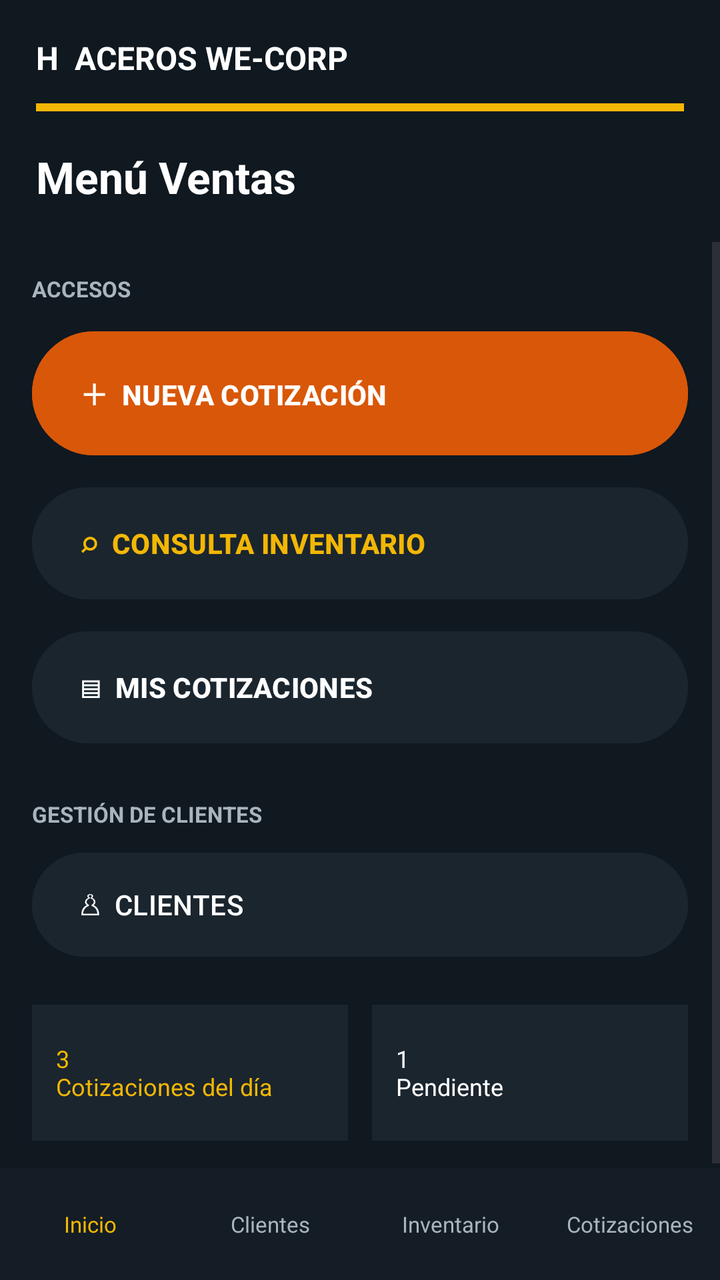
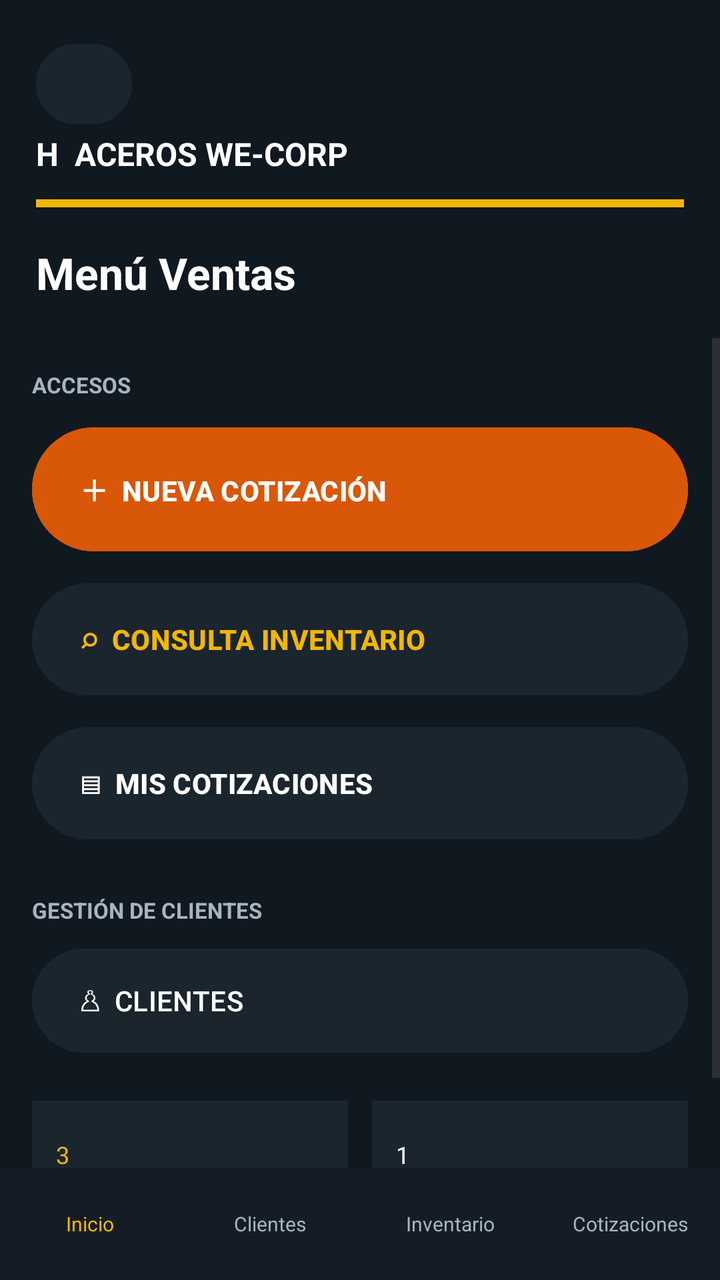

Compare the two renders of this Android layout. The source of the first and the diff that turns it into the second are given below.
<!-- AndroidManifest.xml: application theme Theme.Aceroswecorp -->
<!-- res/layout/activity_menu_ventas.xml -->
<?xml version="1.0" encoding="utf-8"?>
<LinearLayout xmlns:android="http://schemas.android.com/apk/res/android"
    android:layout_width="match_parent"
    android:layout_height="match_parent"
    android:background="#101820"
    android:orientation="vertical">

    <LinearLayout
        android:layout_width="match_parent"
        android:layout_height="wrap_content"
        android:background="#101820"
        android:orientation="vertical"
        android:padding="18dp">

        <TextView
            android:layout_width="wrap_content"
            android:layout_height="wrap_content"
            android:text="H  ACEROS WE-CORP"
            android:textColor="#FFFFFF"
            android:textSize="16sp"
            android:textStyle="bold" />

        <TextView
            android:layout_width="match_parent"
            android:layout_height="4dp"
            android:layout_marginTop="12dp"
            android:background="#F2B705" />

        <TextView
            android:layout_width="match_parent"
            android:layout_height="wrap_content"
            android:layout_marginTop="18dp"
            android:text="Menú Ventas"
            android:textColor="#FFFFFF"
            android:textSize="22sp"
            android:textStyle="bold" />
    </LinearLayout>

    <ScrollView
        android:layout_width="match_parent"
        android:layout_height="0dp"
        android:layout_weight="1">

        <LinearLayout
            android:layout_width="match_parent"
            android:layout_height="wrap_content"
            android:orientation="vertical"
            android:padding="16dp">

            <TextView
                android:layout_width="match_parent"
                android:layout_height="wrap_content"
                android:text="ACCESOS"
                android:textColor="#AAB4BC"
                android:textSize="11sp"
                android:textStyle="bold" />

            <Button
                android:id="@+id/button_new_quote"
                android:layout_width="match_parent"
                android:layout_height="70dp"
                android:layout_marginTop="10dp"
                android:backgroundTint="#D95708"
                android:gravity="start|center_vertical"
                android:text="＋  NUEVA COTIZACIÓN"
                android:textColor="#FFFFFF"
                android:textStyle="bold" />

            <Button
                android:id="@+id/button_inventory"
                android:layout_width="match_parent"
                android:layout_height="64dp"
                android:layout_marginTop="8dp"
                android:backgroundTint="#1B252E"
                android:gravity="start|center_vertical"
                android:text="⌕  CONSULTA INVENTARIO"
                android:textColor="#F2B705"
                android:textStyle="bold" />

            <Button
                android:id="@+id/button_my_quotes"
                android:layout_width="match_parent"
                android:layout_height="64dp"
                android:layout_marginTop="8dp"
                android:backgroundTint="#1B252E"
                android:gravity="start|center_vertical"
                android:text="▤  MIS COTIZACIONES"
                android:textColor="#FFFFFF"
                android:textStyle="bold" />

            <TextView
                android:layout_width="match_parent"
                android:layout_height="wrap_content"
                android:layout_marginTop="24dp"
                android:text="GESTIÓN DE CLIENTES"
                android:textColor="#AAB4BC"
                android:textSize="11sp"
                android:textStyle="bold" />

            <Button
                android:id="@+id/button_clients"
                android:layout_width="match_parent"
                android:layout_height="60dp"
                android:layout_marginTop="8dp"
                android:backgroundTint="#1B252E"
                android:gravity="start|center_vertical"
                android:text="♙  CLIENTES"
                android:textColor="#FFFFFF" />

            <LinearLayout
                android:layout_width="match_parent"
                android:layout_height="wrap_content"
                android:layout_marginTop="20dp"
                android:orientation="horizontal">

                <TextView
                    android:layout_width="0dp"
                    android:layout_height="68dp"
                    android:layout_marginEnd="6dp"
                    android:layout_weight="1"
                    android:background="#1B252E"
                    android:gravity="center_vertical"
                    android:padding="12dp"
                    android:text="3\nCotizaciones del día"
                    android:textColor="#F2B705"
                    android:textSize="12sp" />

                <TextView
                    android:layout_width="0dp"
                    android:layout_height="68dp"
                    android:layout_marginStart="6dp"
                    android:layout_weight="1"
                    android:background="#1B252E"
                    android:gravity="center_vertical"
                    android:padding="12dp"
                    android:text="1\nPendiente"
                    android:textColor="#FFFFFF"
                    android:textSize="12sp" />
            </LinearLayout>
        </LinearLayout>
    </ScrollView>

    <LinearLayout
        android:layout_width="match_parent"
        android:layout_height="56dp"
        android:background="#141D25"
        android:gravity="center"
        android:orientation="horizontal">

        <TextView android:id="@+id/nav_inicio" android:layout_width="0dp" android:layout_height="match_parent" android:layout_weight="1" android:gravity="center" android:text="Inicio" android:textColor="#F2B705" android:textSize="11sp" />
        <TextView android:id="@+id/nav_clientes" android:layout_width="0dp" android:layout_height="match_parent" android:layout_weight="1" android:gravity="center" android:text="Clientes" android:textColor="#AAB4BC" android:textSize="11sp" />
        <TextView android:id="@+id/nav_inventario" android:layout_width="0dp" android:layout_height="match_parent" android:layout_weight="1" android:gravity="center" android:text="Inventario" android:textColor="#AAB4BC" android:textSize="11sp" />
        <TextView android:id="@+id/nav_cotizaciones" android:layout_width="0dp" android:layout_height="match_parent" android:layout_weight="1" android:gravity="center" android:text="Cotizaciones" android:textColor="#AAB4BC" android:textSize="11sp" />
    </LinearLayout>
</LinearLayout>
<!-- resources referenced by this layout -->
<resources>
  <style name="Theme.Aceroswecorp" parent="Base.Theme.Aceroswecorp" />
  <style name="Base.Theme.Aceroswecorp" parent="Theme.Material3.DayNight.NoActionBar">
          
          
      </style>
</resources>

<!-- the commit's change to res/layout/activity_menu_ventas.xml (unified diff, before → after) -->
@@ -11,6 +11,16 @@
         android:background="#101820"
         android:orientation="vertical"
         android:padding="18dp">
+
+        <Button
+            android:id="@+id/screen_back"
+            android:layout_width="48dp"
+            android:layout_height="48dp"
+            android:backgroundTint="#1B252E"
+            android:contentDescription="@string/back"
+            android:text="@string/back_arrow"
+            android:textColor="#FFFFFF"
+            android:textSize="24sp" />
 
         <TextView
             android:layout_width="wrap_content"
@@ -147,9 +157,9 @@
         android:gravity="center"
         android:orientation="horizontal">
 
-        <TextView android:id="@+id/nav_inicio" android:layout_width="0dp" android:layout_height="match_parent" android:layout_weight="1" android:gravity="center" android:text="Inicio" android:textColor="#F2B705" android:textSize="11sp" />
-        <TextView android:id="@+id/nav_clientes" android:layout_width="0dp" android:layout_height="match_parent" android:layout_weight="1" android:gravity="center" android:text="Clientes" android:textColor="#AAB4BC" android:textSize="11sp" />
-        <TextView android:id="@+id/nav_inventario" android:layout_width="0dp" android:layout_height="match_parent" android:layout_weight="1" android:gravity="center" android:text="Inventario" android:textColor="#AAB4BC" android:textSize="11sp" />
-        <TextView android:id="@+id/nav_cotizaciones" android:layout_width="0dp" android:layout_height="match_parent" android:layout_weight="1" android:gravity="center" android:text="Cotizaciones" android:textColor="#AAB4BC" android:textSize="11sp" />
+        <TextView android:id="@+id/nav_inicio" android:layout_width="0dp" android:layout_height="match_parent" android:layout_weight="1" android:gravity="center" android:text="Inicio" android:textColor="#F2B705" android:textSize="10sp" />
+        <TextView android:id="@+id/nav_clientes" android:layout_width="0dp" android:layout_height="match_parent" android:layout_weight="1" android:gravity="center" android:text="Clientes" android:textColor="#AAB4BC" android:textSize="10sp" />
+        <TextView android:id="@+id/nav_inventario" android:layout_width="0dp" android:layout_height="match_parent" android:layout_weight="1" android:gravity="center" android:text="Inventario" android:textColor="#AAB4BC" android:textSize="10sp" />
+        <TextView android:id="@+id/nav_cotizaciones" android:layout_width="0dp" android:layout_height="match_parent" android:layout_weight="1" android:gravity="center" android:text="Cotizaciones" android:textColor="#AAB4BC" android:textSize="10sp" />
     </LinearLayout>
 </LinearLayout>
<!-- resource entries referenced after the edit -->
@@ -1,5 +1,7 @@
 <!-- resources referenced by this layout -->
 <resources>
+  <string name="back">Volver</string>
+  <string name="back_arrow">‹</string>
   <style name="Theme.Aceroswecorp" parent="Base.Theme.Aceroswecorp" />
   <style name="Base.Theme.Aceroswecorp" parent="Theme.Material3.DayNight.NoActionBar">
           
